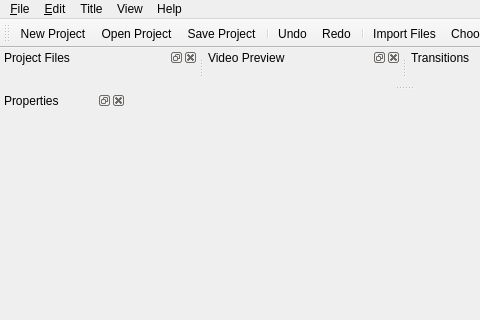
Above: src/windows/ui/main-window.ui from OpenShot/openshot-qt before the change; both pictures show x 0 to 480 and y 0 to 320 of the 808 by 631 pixel window. Below: the same form after it.
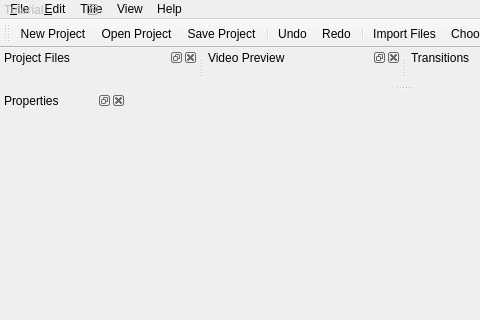
That is the form after the change. Icons and pictures are not drawn.

Commit message: Add a QDockWidget for the tutorial popups

```diff
--- a/src/windows/ui/main-window.ui
+++ b/src/windows/ui/main-window.ui
@@ -293,6 +293,50 @@
     </layout>
    </widget>
   </widget>
+  <widget class="QDockWidget" name="dockTutorial">
+   <property name="sizePolicy">
+    <sizepolicy hsizetype="Preferred" vsizetype="Preferred">
+     <horstretch>0</horstretch>
+     <verstretch>0</verstretch>
+    </sizepolicy>
+   </property>
+   <property name="minimumSize">
+    <size>
+     <width>10</width>
+     <height>10</height>
+    </size>
+   </property>
+   <property name="focusPolicy">
+    <enum>Qt::ClickFocus</enum>
+   </property>
+   <property name="contextMenuPolicy">
+    <enum>Qt::NoContextMenu</enum>
+   </property>
+   <property name="floating">
+    <bool>true</bool>
+   </property>
+   <property name="features">
+    <set>QDockWidget::DockWidgetFloatable</set>
+   </property>
+   <property name="allowedAreas">
+    <set>Qt::NoDockWidgetArea</set>
+   </property>
+   <property name="windowTitle">
+    <string>Tutorial</string>
+   </property>
+   <property name="autoFillBackground">
+    <bool>false</bool>
+   </property>
+   <property name="enabled">
+    <bool>false</bool>
+   </property>
+   <property name="visible">
+    <bool>false</bool>
+   </property>
+   <attribute name="dockWidgetArea">
+    <number>0</number>
+   </attribute>
+  </widget>
   <action name="actionNew">
    <property name="icon">
     <iconset theme="document-new" resource="../../images/openshot.qrc">
```
